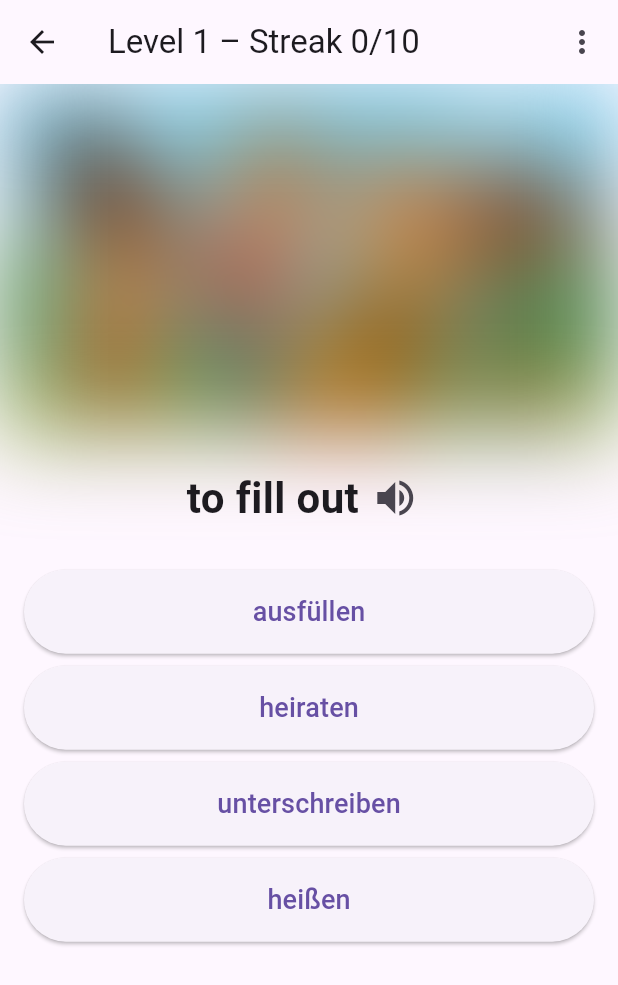
After one commit to MartinRiesa/projects, a Flutter app: the screen it shows after launch, after a tap on "Start", on a phone screen of 412 x 824 dp. The commit adds this screen. Shown: the top 985 px of the screen. Run offline on Flutter 3.47's test engine with Material 3 defaults, Android fonts, the phone set to English and light mode, and no system bars; our stand-ins replace flutter_tts.

Commit message:
kleinere Dateien

```diff
--- a/vokabeltrainer_app/lib/ui/question_screen.dart
+++ b/vokabeltrainer_app/lib/ui/question_screen.dart
@@ -1,9 +1,10 @@
-// lib/ui/question_screen.dart
-import 'dart:ui';
 import 'package:flutter/material.dart';
 import 'package:flutter_tts/flutter_tts.dart';
 import 'package:vokabeltrainer_app/core/level_manager.dart';
 import 'package:vokabeltrainer_app/core/question_generator.dart';
+import 'error_screen.dart';
+import 'level_up_screen.dart';
+import 'quiz_screen.dart';
 
 class QuestionScreen extends StatefulWidget {
   final String source; // Muttersprache
@@ -20,9 +21,10 @@ class QuestionScreen extends StatefulWidget {
 }
 
 class _QuestionScreenState extends State<QuestionScreen> {
-  // ────────────────────────────────────────────────────────────────────────────
-  // EINZIGE ÄNDERUNG: Languages vertauscht
-  // ────────────────────────────────────────────────────────────────────────────
+  // ------------------------------------------------------------------
+  //  WICHTIG: Sprachen vertauschen, damit der Prompt in widget.target
+  //  erscheint und die Antwortoptionen in widget.source.
+  // ------------------------------------------------------------------
   late final LevelManager _manager =
   LevelManager(sourceLang: widget.target, targetLang: widget.source);
 
@@ -50,29 +52,20 @@ class _QuestionScreenState extends State<QuestionScreen> {
   }
 
   Future<void> _setupTts() async {
-    final locale = _langToLocale(widget.target); // prompt bleibt Zielsprache
+    final locale = _langToLocale(widget.target);
     await _tts.setLanguage(locale);
     await _tts.setSpeechRate(0.45);
-    await _tts.setPitch(1.0);
-    _ttsReady = true;
+    setState(() => _ttsReady = true);
   }
 
-  String _langToLocale(String code) {
-    switch (code) {
-      case 'de':
-        return 'de-DE';
-      case 'en':
-        return 'en-US';
-      case 'uk':
-        return 'uk-UA';
-      case 'ar':
-        return 'ar-SA';
-      case 'fa':
-        return 'fa-AF';
-      default:
-        return 'en-US';
-    }
-  }
+  String _langToLocale(String code) => switch (code) {
+    'de' => 'de-DE',
+    'en' => 'en-US',
+    'uk' => 'uk-UA',
+    'ar' => 'ar-SA',
+    'fa' => 'fa-AF',
+    _ => 'en-US',
+  };
 
   Future<void> _speak(String text) async {
     if (!_ttsReady) return;
@@ -100,7 +93,10 @@ class _QuestionScreenState extends State<QuestionScreen> {
         });
       };
 
-      setState(() {});
+      setState(() {
+        _awaitWrong = false;
+        _blur = _maxBlur;
+      });
       _speakIfNeeded();
     } catch (e) {
       setState(() {
@@ -121,7 +117,6 @@ class _QuestionScreenState extends State<QuestionScreen> {
 
     final ok = _manager.answer(_question, idx);
     if (ok) {
-      if (_awaitLevelUp) return;
       setState(() {
         _blur = _maxBlur * (1 - _manager.streak / LevelManager.levelGoal);
         _question = _manager.nextQuestion();
@@ -138,7 +133,7 @@ class _QuestionScreenState extends State<QuestionScreen> {
 
   void _nextWrong() {
     setState(() {
-      _blur = _maxBlur * (1 - _manager.streak / LevelManager.levelGoal);
+      _blur = _maxBlur;
       _question = _manager.nextQuestion();
       _awaitWrong = false;
       _wrongIndex = null;
@@ -180,164 +175,46 @@ class _QuestionScreenState extends State<QuestionScreen> {
     ),
   );
 
+  void _retry() {
+    setState(() {
+      _loadError = false;
+      _blur = _maxBlur;
+    });
+    _initManager();
+  }
+
   @override
   Widget build(BuildContext context) {
     if (_loadError) {
-      return Scaffold(
-        appBar: AppBar(title: const Text('Fehler')),
-        body: Center(
-          child: Padding(
-            padding: const EdgeInsets.all(24),
-            child: Column(
-              mainAxisSize: MainAxisSize.min,
-              children: [
-                const Icon(Icons.error, size: 64, color: Colors.red),
-                const SizedBox(height: 16),
-                Text(
-                  'Daten konnten nicht geladen werden.\n$_errorMsg',
-                  textAlign: TextAlign.center,
-                ),
-                const SizedBox(height: 24),
-                ElevatedButton(
-                  onPressed: () {
-                    setState(() {
-                      _loadError = false;
-                      _blur = _maxBlur;
-                    });
-                    _initManager();
-                  },
-                  child: const Text('Erneut versuchen'),
-                ),
-              ],
-            ),
-          ),
-        ),
-      );
+      return ErrorScreen(errorMessage: _errorMsg, onRetry: _retry);
     }
-
     if (_levelImg == null) {
       return const Scaffold(
         body: Center(child: CircularProgressIndicator()),
       );
     }
-
     if (_awaitLevelUp) {
-      return Scaffold(
-        appBar: AppBar(title: Text('Level ${_manager.level - 1} geschafft!')),
-        body: SafeArea(
-          child: Column(
-            children: [
-              AspectRatio(
-                aspectRatio: 16 / 9,
-                child: Image(image: _levelImg!, fit: BoxFit.cover),
-              ),
-              const SizedBox(height: 24),
-              const Padding(
-                padding: EdgeInsets.symmetric(horizontal: 20),
-                child: Text(
-                  'Super gemacht! Tippe auf „Weiter“, um das nächste Level zu starten.',
-                  textAlign: TextAlign.center,
-                  style: TextStyle(fontSize: 22, fontWeight: FontWeight.bold),
-                ),
-              ),
-              const Spacer(),
-              Padding(
-                padding: const EdgeInsets.only(bottom: 30),
-                child: ElevatedButton(
-                  onPressed: _nextLevel,
-                  child: const Text('Weiter'),
-                ),
-              ),
-            ],
-          ),
-        ),
+      final prevLevel = (_manager.level - 1).clamp(1, _manager.level);
+      return LevelUpScreen(
+        previousLevel: prevLevel,
+        levelImage: _levelImg!,
+        onContinue: _nextLevel,
       );
     }
-
-    return Scaffold(
-      appBar: AppBar(
-        title: Text(
-          'Level ${_manager.level} – Streak ${_manager.streak}/${LevelManager.levelGoal}',
-        ),
-        actions: [
-          IconButton(
-            icon: const Icon(Icons.more_vert),
-            onPressed: _showTtsPopup,
-          ),
-        ],
-      ),
-      body: SafeArea(
-        child: Column(
-          children: [
-            // Hintergrundbild mit Blur
-            AspectRatio(
-              aspectRatio: 16 / 9,
-              child: ImageFiltered(
-                imageFilter: ImageFilter.blur(sigmaX: _blur, sigmaY: _blur),
-                child: Image(
-                  image: _levelImg!,
-                  fit: BoxFit.cover,
-                  alignment: Alignment.topCenter,
-                ),
-              ),
-            ),
-            // Prompt + Lautsprecher
-            Padding(
-              padding: const EdgeInsets.all(20),
-              child: Row(
-                mainAxisAlignment: MainAxisAlignment.center,
-                children: [
-                  Flexible(
-                    child: Text(
-                      _question.prompt, // jetzt englisch
-                      textAlign: TextAlign.center,
-                      style: const TextStyle(
-                        fontSize: 28,
-                        fontWeight: FontWeight.bold,
-                      ),
-                    ),
-                  ),
-                  IconButton(
-                    iconSize: 32,
-                    icon: const Icon(Icons.volume_up),
-                    onPressed: () => _speak(_question.prompt),
-                    onLongPress: _showTtsPopup,
-                  ),
-                ],
-              ),
-            ),
-            // Antwortbuttons (jetzt deutsch)
-            ..._question.options.asMap().entries.map((e) {
-              final i = e.key;
-              final txt = e.value;
-              Color? bg;
-              if (_awaitWrong) {
-                if (i == _question.correctIndex) bg = Colors.green;
-                if (i == _wrongIndex) bg = Colors.red;
-              }
-              return Padding(
-                padding: const EdgeInsets.symmetric(horizontal: 16, vertical: 4),
-                child: ElevatedButton(
-                  style: ElevatedButton.styleFrom(
-                    backgroundColor: bg,
-                    minimumSize: const Size.fromHeight(56),
-                  ),
-                  onPressed: () => _check(i),
-                  child: Text(txt, style: const TextStyle(fontSize: 18)),
-                ),
-              );
-            }),
-            if (_awaitWrong)
-              Padding(
-                padding: const EdgeInsets.symmetric(vertical: 10),
-                child: ElevatedButton(
-                  onPressed: _nextWrong,
-                  child: const Text('Weiter'),
-                ),
-              ),
-          ],
-        ),
-      ),
+    return QuizScreen(
+      level: _manager.level,
+      streak: _manager.streak,
+      blur: _blur,
+      levelImage: _levelImg!,
+      prompt: _question.prompt,
+      onSpeak: () => _speak(_question.prompt),
+      onShowTts: _showTtsPopup,
+      options: _question.options,
+      correctIndex: _question.correctIndex,
+      wrongIndex: _wrongIndex,
+      awaitWrong: _awaitWrong,
+      onAnswer: _check,
+      onNextWrong: _nextWrong,
     );
   }
 }
--- /dev/null
+++ b/vokabeltrainer_app/lib/ui/quiz_screen.dart
@@ -0,0 +1,122 @@
+import 'dart:ui';
+import 'package:flutter/material.dart';
+import 'package:vokabeltrainer_app/core/level_manager.dart';
+
+class QuizScreen extends StatelessWidget {
+  final int level;
+  final int streak;
+  final double blur;
+  final ImageProvider levelImage;
+  final String prompt;
+  final VoidCallback onSpeak;
+  final VoidCallback onShowTts;
+  final List<String> options;
+  final int correctIndex;
+  final int? wrongIndex;
+  final bool awaitWrong;
+  final ValueChanged<int> onAnswer;
+  final VoidCallback onNextWrong;
+
+  const QuizScreen({
+    Key? key,
+    required this.level,
+    required this.streak,
+    required this.blur,
+    required this.levelImage,
+    required this.prompt,
+    required this.onSpeak,
+    required this.onShowTts,
+    required this.options,
+    required this.correctIndex,
+    required this.wrongIndex,
+    required this.awaitWrong,
+    required this.onAnswer,
+    required this.onNextWrong,
+  }) : super(key: key);
+
+  @override
+  Widget build(BuildContext context) {
+    return Scaffold(
+      appBar: AppBar(
+        title: Text(
+          'Level $level – Streak $streak/${LevelManager.levelGoal}',
+        ),
+        actions: [
+          IconButton(
+            icon: const Icon(Icons.more_vert),
+            onPressed: onShowTts,
+          ),
+        ],
+      ),
+      body: SafeArea(
+        child: Column(
+          children: [
+            // Bild mit Blur-Effekt
+            AspectRatio(
+              aspectRatio: 16 / 9,
+              child: ImageFiltered(
+                imageFilter: ImageFilter.blur(sigmaX: blur, sigmaY: blur),
+                child: Image(
+                  image: levelImage,
+                  fit: BoxFit.cover,
+                  alignment: Alignment.topCenter,
+                ),
+              ),
+            ),
+            // Frage + Lautsprecher-Icon
+            Padding(
+              padding: const EdgeInsets.all(20),
+              child: Row(
+                mainAxisAlignment: MainAxisAlignment.center,
+                children: [
+                  Flexible(
+                    child: Text(
+                      prompt,
+                      textAlign: TextAlign.center,
+                      style: const TextStyle(fontSize: 28, fontWeight: FontWeight.bold),
+                    ),
+                  ),
+                  IconButton(
+                    iconSize: 32,
+                    icon: const Icon(Icons.volume_up),
+                    onPressed: onSpeak,
+                    onLongPress: onShowTts,
+                  ),
+                ],
+              ),
+            ),
+            // Antwort-Buttons
+            ...options.asMap().entries.map((e) {
+              final i = e.key;
+              final txt = e.value;
+              Color? bg;
+              if (awaitWrong) {
+                if (i == correctIndex) bg = Colors.green;
+                if (i == wrongIndex) bg = Colors.red;
+              }
+              return Padding(
+                padding: const EdgeInsets.symmetric(horizontal: 16, vertical: 4),
+                child: ElevatedButton(
+                  style: ElevatedButton.styleFrom(
+                    backgroundColor: bg,
+                    minimumSize: const Size.fromHeight(56),
+                  ),
+                  onPressed: () => onAnswer(i),
+                  child: Text(txt, style: const TextStyle(fontSize: 18)),
+                ),
+              );
+            }),
+            if (awaitWrong)
+              Padding(
+                padding: const EdgeInsets.symmetric(vertical: 10),
+                child: ElevatedButton(
+                  onPressed: onNextWrong,
+                  child: const Text('Weiter'),
+                ),
+              ),
+          ],
+        ),
+      ),
+    );
+  }
+}
```
Also changed, not shown: vokabeltrainer_app/lib/ui/error_screen.dart (added, +37 -0 lines), vokabeltrainer_app/lib/ui/level_up_screen.dart (added, +50 -0 lines).
